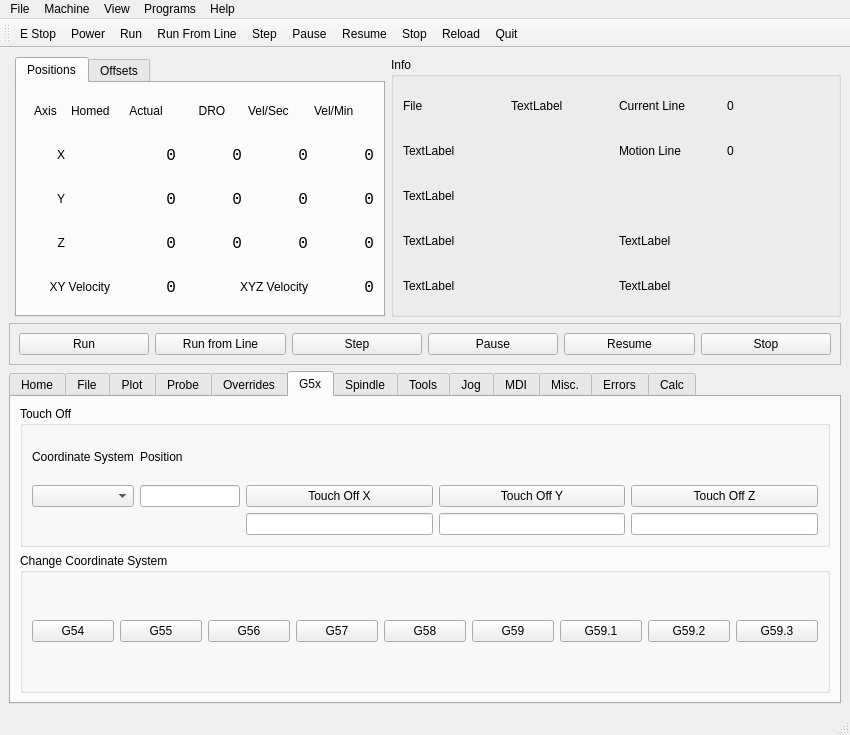
First picture: the form in examples/xyz/xyz.ui, repository jethornton/flexgui, before the edit.
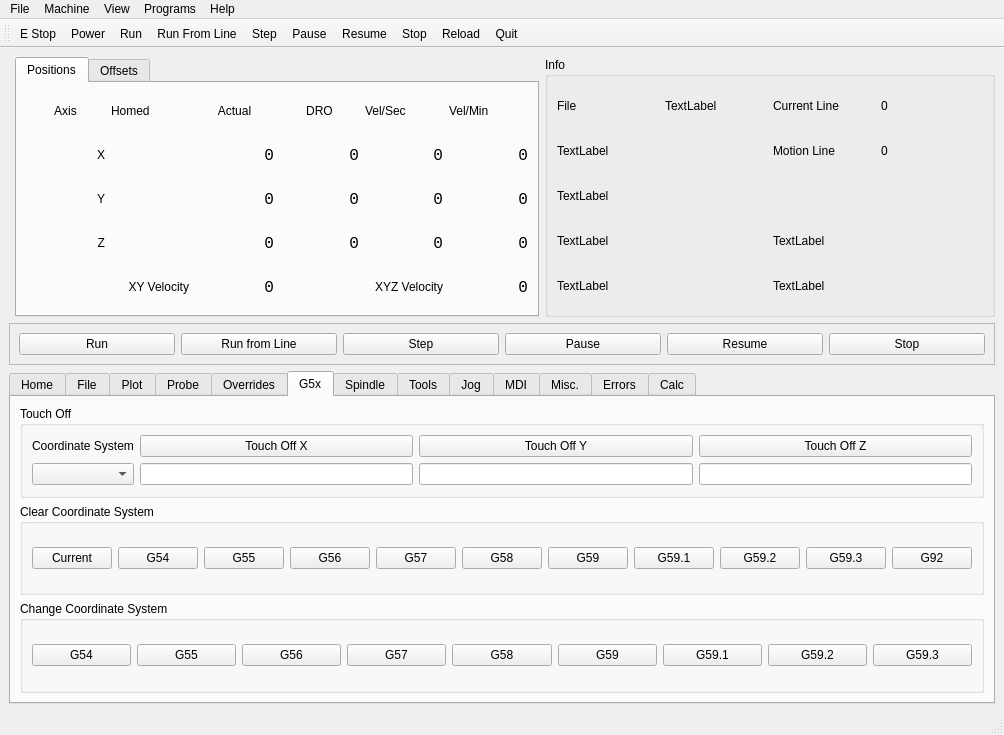
Second picture: the form after the edit. The open tabs and pages were chosen to show the change.

```diff
--- a/examples/xyz/xyz.ui
+++ b/examples/xyz/xyz.ui
@@ -1375,76 +1375,7 @@
         <string>G5x</string>
        </attribute>
        <layout class="QGridLayout" name="gridLayout_31">
-        <item row="0" column="0">
-         <widget class="QGroupBox" name="groupBox_14">
-          <property name="title">
-           <string>Touch Off</string>
-          </property>
-          <layout class="QGridLayout" name="gridLayout_29">
-           <item row="0" column="1">
-            <widget class="QLabel" name="label_29">
-             <property name="text">
-              <string>Position</string>
-             </property>
-            </widget>
-           </item>
-           <item row="2" column="2">
-            <widget class="QPushButton" name="touchoff_pb_x">
-             <property name="text">
-              <string>Touch Off X</string>
-             </property>
-            </widget>
-           </item>
-           <item row="2" column="0">
-            <widget class="QComboBox" name="touchoff_system_cb"/>
-           </item>
-           <item row="0" column="0">
-            <widget class="QLabel" name="label_28">
-             <property name="text">
-              <string>Coordinate System</string>
-             </property>
-            </widget>
-           </item>
-           <item row="2" column="3">
-            <widget class="QPushButton" name="touchoff_pb_y">
-             <property name="text">
-              <string>Touch Off Y</string>
-             </property>
-            </widget>
-           </item>
-           <item row="2" column="4">
-            <widget class="QPushButton" name="touchoff_pb_z">
-             <property name="text">
-              <string>Touch Off Z</string>
-             </property>
-            </widget>
-           </item>
-           <item row="2" column="1">
-            <widget class="QLineEdit" name="touchoff_le">
-             <property name="maximumSize">
-              <size>
-               <width>100</width>
-               <height>16777215</height>
-              </size>
-             </property>
-             <property name="alignment">
-              <set>Qt::AlignRight|Qt::AlignTrailing|Qt::AlignVCenter</set>
-             </property>
-            </widget>
-           </item>
-           <item row="3" column="2">
-            <widget class="QLineEdit" name="lineEdit"/>
-           </item>
-           <item row="3" column="3">
-            <widget class="QLineEdit" name="lineEdit_2"/>
-           </item>
-           <item row="3" column="4">
-            <widget class="QLineEdit" name="lineEdit_3"/>
-           </item>
-          </layout>
-         </widget>
-        </item>
-        <item row="1" column="0">
+        <item row="2" column="0">
          <widget class="QGroupBox" name="groupBox_15">
           <property name="title">
            <string>Change Coordinate System</string>
@@ -1516,6 +1447,150 @@
           </layout>
          </widget>
         </item>
+        <item row="0" column="0">
+         <widget class="QGroupBox" name="groupBox_14">
+          <property name="title">
+           <string>Touch Off</string>
+          </property>
+          <layout class="QGridLayout" name="gridLayout_29">
+           <item row="3" column="1">
+            <widget class="QLineEdit" name="touchoff_x"/>
+           </item>
+           <item row="2" column="2">
+            <widget class="QPushButton" name="touchoff_pb_y">
+             <property name="text">
+              <string>Touch Off Y</string>
+             </property>
+             <property name="source" stdset="0">
+              <string>touchoff_y</string>
+             </property>
+            </widget>
+           </item>
+           <item row="3" column="2">
+            <widget class="QLineEdit" name="touchoff_y"/>
+           </item>
+           <item row="3" column="3">
+            <widget class="QLineEdit" name="touchoff_z"/>
+           </item>
+           <item row="2" column="3">
+            <widget class="QPushButton" name="touchoff_pb_z">
+             <property name="text">
+              <string>Touch Off Z</string>
+             </property>
+             <property name="source" stdset="0">
+              <string>touchoff_z</string>
+             </property>
+            </widget>
+           </item>
+           <item row="2" column="1">
+            <widget class="QPushButton" name="touchoff_pb_x">
+             <property name="text">
+              <string>Touch Off X</string>
+             </property>
+             <property name="source" stdset="0">
+              <string>touchoff_x</string>
+             </property>
+            </widget>
+           </item>
+           <item row="3" column="0">
+            <widget class="QComboBox" name="touchoff_system_cb"/>
+           </item>
+           <item row="2" column="0">
+            <widget class="QLabel" name="label_28">
+             <property name="text">
+              <string>Coordinate System</string>
+             </property>
+            </widget>
+           </item>
+          </layout>
+         </widget>
+        </item>
+        <item row="1" column="0">
+         <widget class="QGroupBox" name="groupBox_25">
+          <property name="title">
+           <string>Clear Coordinate System</string>
+          </property>
+          <layout class="QHBoxLayout" name="horizontalLayout">
+           <item>
+            <widget class="QPushButton" name="clear_coord_0">
+             <property name="text">
+              <string>Current</string>
+             </property>
+            </widget>
+           </item>
+           <item>
+            <widget class="QPushButton" name="clear_coord_1">
+             <property name="text">
+              <string>G54</string>
+             </property>
+            </widget>
+           </item>
+           <item>
+            <widget class="QPushButton" name="clear_coord_2">
+             <property name="text">
+              <string>G55</string>
+             </property>
+            </widget>
+           </item>
+           <item>
+            <widget class="QPushButton" name="clear_coord_3">
+             <property name="text">
+              <string>G56</string>
+             </property>
+            </widget>
+           </item>
+           <item>
+            <widget class="QPushButton" name="clear_coord_4">
+             <property name="text">
+              <string>G57</string>
+             </property>
+            </widget>
+           </item>
+           <item>
+            <widget class="QPushButton" name="clear_coord_5">
+             <property name="text">
+              <string>G58</string>
+             </property>
+            </widget>
+           </item>
+           <item>
+            <widget class="QPushButton" name="clear_coord_6">
+             <property name="text">
+              <string>G59</string>
+             </property>
+            </widget>
+           </item>
+           <item>
+            <widget class="QPushButton" name="clear_coord_7">
+             <property name="text">
+              <string>G59.1</string>
+             </property>
+            </widget>
+           </item>
+           <item>
+            <widget class="QPushButton" name="clear_coord_8">
+             <property name="text">
+              <string>G59.2</string>
+             </property>
+            </widget>
+           </item>
+           <item>
+            <widget class="QPushButton" name="clear_coord_9">
+             <property name="text">
+              <string>G59.3</string>
+             </property>
+            </widget>
+           </item>
+           <item>
+            <widget class="QPushButton" name="clear_coord_10">
+             <property name="text">
+              <string>G92</string>
+             </property>
+            </widget>
+           </item>
+          </layout>
+         </widget>
+        </item>
        </layout>
       </widget>
       <widget class="QWidget" name="tab_8">
```
